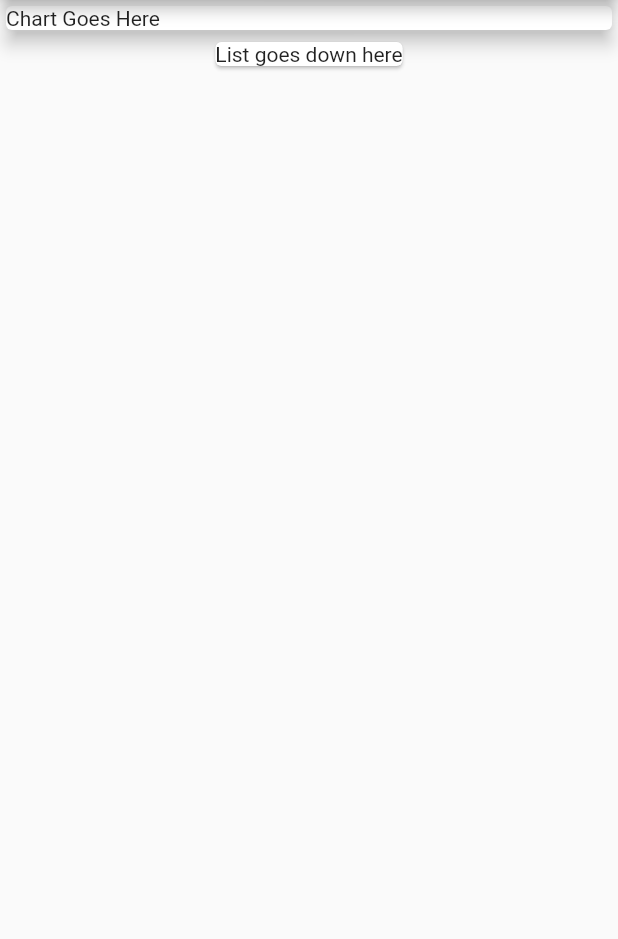
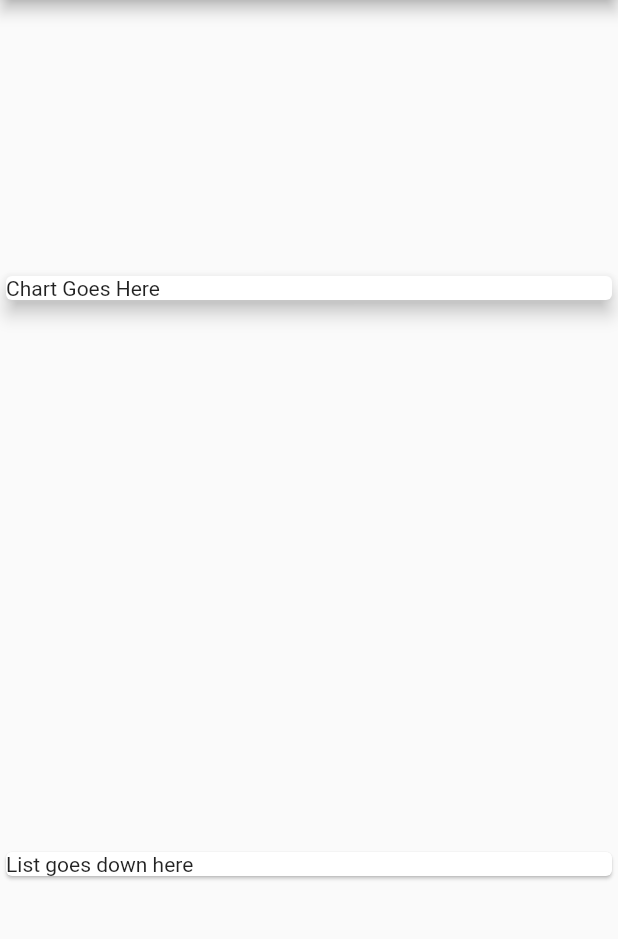
Before and after one commit to ShyamSundhar1411/Expense-Tracker-Flutter, a Flutter app: the screen it shows after launch, on a phone screen of 412 x 824 dp, the part 84-1023 px from its top. Run offline on Flutter 3.47's test engine with Material 2 defaults, Android fonts, the phone set to English and light mode, and no system bars.

```diff
--- a/lib/main.dart
+++ b/lib/main.dart
@@ -1,4 +1,5 @@
 import 'package:flutter/material.dart';
+import './transaction.dart';
 
 void main() {
   runApp(MyApp());
@@ -12,29 +13,38 @@ class MyApp extends StatelessWidget {
 }
 
 class MyHomePage extends StatelessWidget {
+  final List<Transaction> transactions = [
+    Transaction(
+        transactionId: "1",
+        transactionTitle: "New Shoes",
+        transactionAmount: 69.99,
+        transactionDate: DateTime.now()),
+    Transaction(
+      transactionId: "2",
+      transactionTitle: "Test",
+      transactionAmount:5,
+      transactionDate: DateTime.now())
+
+  ];
   @override
   Widget build(BuildContext context) {
     return Scaffold(
         appBar: AppBar(title: Text('Expense Tracker')),
         body: Column(
+          mainAxisAlignment: MainAxisAlignment.spaceAround,
+          crossAxisAlignment: CrossAxisAlignment.stretch,
           // ignore: prefer_const_literals_to_create_immutables
           children: <Widget>[
-
             Container(
-            width : double.infinity,
-            child:
-              Card(
+              width: double.infinity,
+              child: Card(
                 child: Container(
-                  width: double.infinity,
-                  child:Text("Chart Goes Here")
-                  ),
+                    width: double.infinity, child: Text("Chart Goes Here")),
                 elevation: 5,
               ),
             ),
-          Card(child:Text("List goes down here")),
+            Card(child: Text("List goes down here")),
           ],
-      )
-
-    );
+        ));
   }
 }
--- /dev/null
+++ b/lib/transaction.dart
@@ -0,0 +1,13 @@
+import "package:flutter/foundation.dart";
+
+class Transaction {
+  String transactionId;
+  String transactionTitle;
+  double transactionAmount;
+  DateTime transactionDate;
+  Transaction(
+      {@required this.transactionId,
+      @required this.transactionTitle,
+      @required this.transactionAmount,
+      @required this.transactionDate});
+}
--- a/pubspec.yaml
+++ b/pubspec.yaml
@@ -18,7 +18,7 @@ publish_to: 'none' # Remove this line if you wish to publish to pub.dev
 version: 1.0.0+1
 
 environment:
-  sdk: ">=2.16.1 <3.0.0"
+  sdk: ">=2.11.0 <3.0.0"
 
 # Dependencies specify other packages that your package needs in order to work.
 # To automatically upgrade your package dependencies to the latest versions
```
Also changed, not shown: pubspec.lock. Lines whose indentation alone changed are shown as unchanged.
